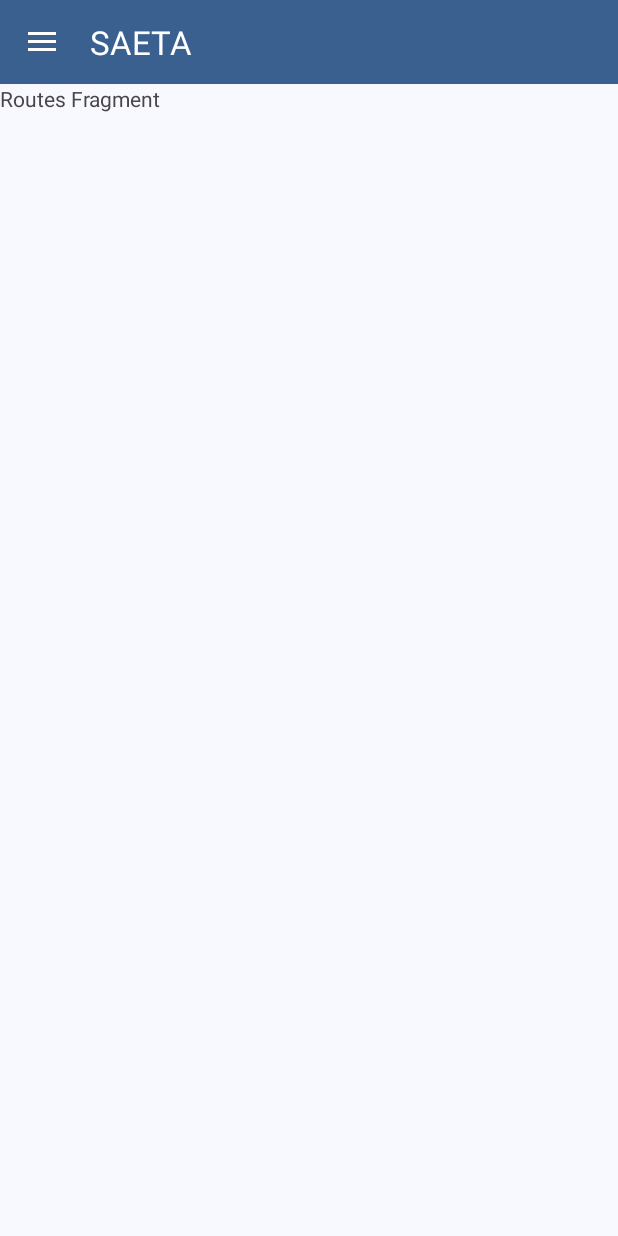
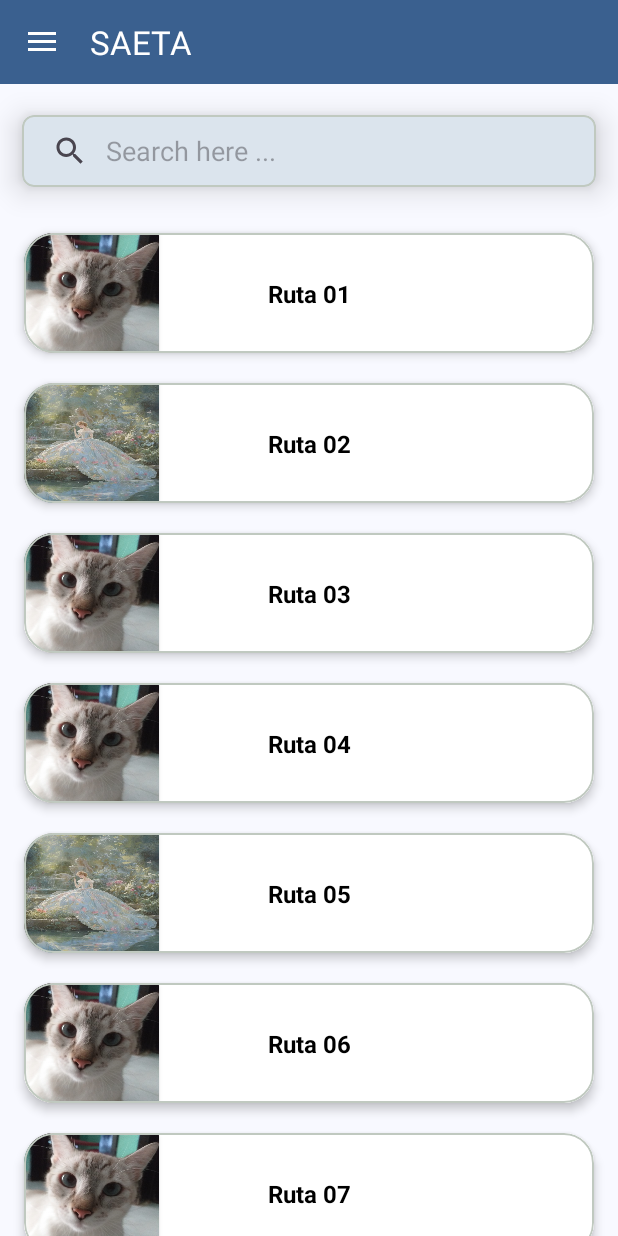
Before and after one commit to AlexOT03/SAETA-XML, an Android app: the fragment RoutesFragment placed in its activity, in the side drawer, after a tap on "Rutas", on a phone screen of 412 x 824 dp. Run offline under Robolectric (Android 15) with nearby library versions, the phone set to English and light mode, and no system bars; our stand-ins replace AdMob; libraries missing offline, so code that uses them is left out: com.denzcoskun.imageslider; 10 statements that could not run were skipped.

Commit message:
fragment de rutas con buscador y al dar click a alguna ruta te manda a un activity con la info

```diff
--- /dev/null
+++ b/app/src/main/java/com/example/saeta/DetailedActivity.kt
@@ -0,0 +1,27 @@
+package com.example.saeta
+
+import android.os.Bundle
+import android.widget.ImageView
+import android.widget.TextView
+import android.widget.Toast
+import androidx.activity.enableEdgeToEdge
+import androidx.appcompat.app.AppCompatActivity
+
+class DetailedActivity : AppCompatActivity() {
+    override fun onCreate(savedInstanceState: Bundle?) {
+        super.onCreate(savedInstanceState)
+        enableEdgeToEdge()
+        setContentView(R.layout.activity_detailed)
+
+        val ruta = intent.getParcelableExtra<LanguageData>("ruta")
+        if (ruta !=null){
+            val textView : TextView = findViewById(R.id.detailedActivityTv)
+            val imageView : ImageView = findViewById(R.id.detailedActivityIv)
+
+            textView.text = ruta.title
+            imageView.setImageResource(ruta.logo)
+        } else {
+            Toast.makeText(this, "Error: No se pudo obtener el objeto LanguageData del intent", Toast.LENGTH_SHORT).show()
+        }
+    }
+}
--- /dev/null
+++ b/app/src/main/java/com/example/saeta/LanguageAdapter.kt
@@ -0,0 +1,42 @@
+package com.example.saeta
+
+import android.view.LayoutInflater
+import android.view.View
+import android.view.ViewGroup
+import android.widget.ImageView
+import android.widget.TextView
+import androidx.recyclerview.widget.RecyclerView
+
+class LanguageAdapter(var mList: List<LanguageData>) :
+    RecyclerView.Adapter<LanguageAdapter.LanguageViewHolder>() {
+
+    var onItemClick : ((LanguageData) -> Unit)? = null
+    inner class LanguageViewHolder(itemView: View) : RecyclerView.ViewHolder(itemView) {
+        val logo : ImageView = itemView.findViewById(R.id.logoIv)
+        val titleTv : TextView = itemView.findViewById(R.id.titleTv)
+    }
+
+    fun setFilteredList(mList: List<LanguageData>){
+        this.mList = mList
+        notifyDataSetChanged()
+    }
+
+    override fun onCreateViewHolder(parent: ViewGroup, viewType: Int): LanguageViewHolder {
+        val view = LayoutInflater.from(parent.context).inflate(R.layout.each_item , parent , false)
+        return LanguageViewHolder(view)
+    }
+
+    override fun onBindViewHolder(holder: LanguageViewHolder, position: Int) {
+        holder.logo.setImageResource(mList[position].logo)
+        holder.titleTv.text = mList[position].title
+
+        holder.itemView.setOnClickListener {
+            onItemClick?.invoke(mList[position])
+        }
+    }
+
+    override fun getItemCount(): Int {
+        return mList.size
+    }
+
+}
--- a/app/src/main/java/com/example/saeta/RoutesFragment.kt
+++ b/app/src/main/java/com/example/saeta/RoutesFragment.kt
@@ -1,18 +1,87 @@
 package com.example.saeta
 
+import android.content.Intent
 import android.os.Bundle
 import androidx.fragment.app.Fragment
 import android.view.LayoutInflater
 import android.view.View
 import android.view.ViewGroup
+import android.widget.Toast
+import androidx.recyclerview.widget.RecyclerView
+import androidx.appcompat.widget.SearchView
+import androidx.recyclerview.widget.LinearLayoutManager
+import java.util.*
 
 class RoutesFragment : Fragment() {
+    private lateinit var recyclerView: RecyclerView
+    private lateinit var searchView: SearchView
+    private var mList = ArrayList<LanguageData>()
+    private lateinit var adapter: LanguageAdapter
 
     override fun onCreateView(
         inflater: LayoutInflater, container: ViewGroup?,
         savedInstanceState: Bundle?
     ): View? {
         // Inflate the layout for this fragment
-        return inflater.inflate(R.layout.fragment_routes, container, false)
+        val view = inflater.inflate(R.layout.fragment_routes, container, false)
+        recyclerView = view.findViewById(R.id.recyclerView)
+        searchView = view.findViewById(R.id.searchView)
+
+        recyclerView.setHasFixedSize(true)
+        recyclerView.layoutManager = LinearLayoutManager(requireContext())
+
+        addDataToList()
+        adapter = LanguageAdapter(mList)
+        recyclerView.adapter = adapter
+
+        adapter.onItemClick = {
+            val intent = Intent(requireContext() ,DetailedActivity::class.java)
+            intent.putExtra("ruta", it)
+            startActivity(intent)
+        }
+
+        searchView.setOnQueryTextListener(object : SearchView.OnQueryTextListener {
+            override fun onQueryTextSubmit(query: String?): Boolean {
+                return false
+            }
+
+            override fun onQueryTextChange(newText: String?): Boolean {
+                filterList(newText)
+                return true
+            }
+
+        })
+
+        return view
+    }
+
+    private fun filterList(query: String?) {
+
+        if (query != null) {
+            val filteredList = ArrayList<LanguageData>()
+            for (i in mList) {
+                if (i.title.lowercase(Locale.ROOT).contains(query)) {
+                    filteredList.add(i)
+                }
+            }
+
+            if (filteredList.isEmpty()) {
+                Toast.makeText(requireContext(), "No Data found", Toast.LENGTH_SHORT).show()
+            } else {
+                adapter.setFilteredList(filteredList)
+            }
+        }
+    }
+
+
+    private fun addDataToList(){
+        mList.add(LanguageData("Ruta 01", R.drawable.foto))
+        mList.add(LanguageData("Ruta 02", R.drawable.foto2))
+        mList.add(LanguageData("Ruta 03", R.drawable.foto))
+        mList.add(LanguageData("Ruta 04", R.drawable.foto))
+        mList.add(LanguageData("Ruta 05", R.drawable.foto2))
+        mList.add(LanguageData("Ruta 06", R.drawable.foto))
+        mList.add(LanguageData("Ruta 07", R.drawable.foto))
+        mList.add(LanguageData("Ruta 08", R.drawable.foto))
     }
 }
--- /dev/null
+++ b/app/src/main/res/layout/each_item.xml
@@ -0,0 +1,47 @@
+<?xml version="1.0" encoding="utf-8"?>
+<com.google.android.material.card.MaterialCardView xmlns:android="http://schemas.android.com/apk/res/android"
+    android:layout_width="match_parent"
+    android:layout_height="wrap_content"
+    xmlns:app="http://schemas.android.com/apk/res-auto"
+    app:cardCornerRadius="20dp"
+    android:layout_marginHorizontal="16dp"
+    android:layout_marginVertical="10dp"
+    app:cardElevation="4dp">
+
+    <androidx.constraintlayout.widget.ConstraintLayout
+        android:layout_width="match_parent"
+        android:layout_height="wrap_content"
+        android:background="#fff">
+
+        <androidx.cardview.widget.CardView
+            android:id="@+id/cardView"
+            android:layout_width="90dp"
+            android:layout_height="80dp"
+            app:layout_constraintBottom_toBottomOf="parent"
+            app:layout_constraintStart_toStartOf="parent"
+            app:layout_constraintTop_toTopOf="parent">
+
+            <ImageView
+                android:id="@+id/logoIv"
+                android:layout_width="match_parent"
+                android:layout_height="match_parent"
+                android:scaleType="fitXY"
+                android:src="@drawable/foto" />
+        </androidx.cardview.widget.CardView>
+
+        <TextView
+            android:id="@+id/titleTv"
+            android:layout_width="wrap_content"
+            android:layout_height="match_parent"
+            android:text="Language"
+            android:textColor="#000"
+            android:textSize="16sp"
+            android:textStyle="bold"
+            app:layout_constraintBottom_toBottomOf="parent"
+            app:layout_constraintEnd_toEndOf="parent"
+            app:layout_constraintStart_toStartOf="parent"
+            app:layout_constraintTop_toTopOf="parent" />
+
+    </androidx.constraintlayout.widget.ConstraintLayout>
+
+</com.google.android.material.card.MaterialCardView>
--- a/app/src/main/res/layout/fragment_routes.xml
+++ b/app/src/main/res/layout/fragment_routes.xml
@@ -1,15 +1,43 @@
 <?xml version="1.0" encoding="utf-8"?>
-<FrameLayout
+<androidx.constraintlayout.widget.ConstraintLayout
     xmlns:android="http://schemas.android.com/apk/res/android"
     xmlns:tools="http://schemas.android.com/tools"
+    xmlns:app="http://schemas.android.com/apk/res-auto"
     android:layout_width="match_parent"
     android:layout_height="match_parent"
     tools:context=".RoutesFragment">
 
-    <!-- TODO: Update blank fragment layout -->
-    <TextView
-        android:layout_width="wrap_content"
+
+    <com.google.android.material.card.MaterialCardView
+        android:id="@+id/materialCardView"
+        android:layout_width="0dp"
         android:layout_height="wrap_content"
-        android:text="Routes Fragment" />
+        app:cardCornerRadius="8dp"
+        app:cardElevation="12dp"
+        app:cardUseCompatPadding="true"
+        app:layout_constraintEnd_toEndOf="parent"
+        app:layout_constraintHorizontal_bias="0.5"
+        app:layout_constraintStart_toStartOf="parent"
+        app:layout_constraintTop_toTopOf="parent">
 
-</FrameLayout>
+        <androidx.appcompat.widget.SearchView
+            android:id="@+id/searchView"
+            android:layout_width="match_parent"
+            android:layout_height="wrap_content"
+            app:iconifiedByDefault="false"
+            app:queryBackground="@android:color/transparent"
+            app:queryHint="Search here ..." />
+    </com.google.android.material.card.MaterialCardView>
+
+    <androidx.recyclerview.widget.RecyclerView
+        android:id="@+id/recyclerView"
+        android:layout_width="0dp"
+        android:layout_height="0dp"
+        app:layout_constraintBottom_toBottomOf="parent"
+        app:layout_constraintEnd_toEndOf="parent"
+        app:layout_constraintHorizontal_bias="0.5"
+        app:layout_constraintStart_toStartOf="parent"
+        app:layout_constraintTop_toBottomOf="@+id/materialCardView" />
+
+
+</androidx.constraintlayout.widget.ConstraintLayout>
```
Also changed, not shown: app/src/main/AndroidManifest.xml (+7 -4 lines), app/src/main/java/com/example/saeta/LanguageData.kt (added, +31 -0 lines), app/src/main/res/layout/activity_detailed.xml (added, +34 -0 lines), app/src/main/res/drawable/foto2.jpg (added).
